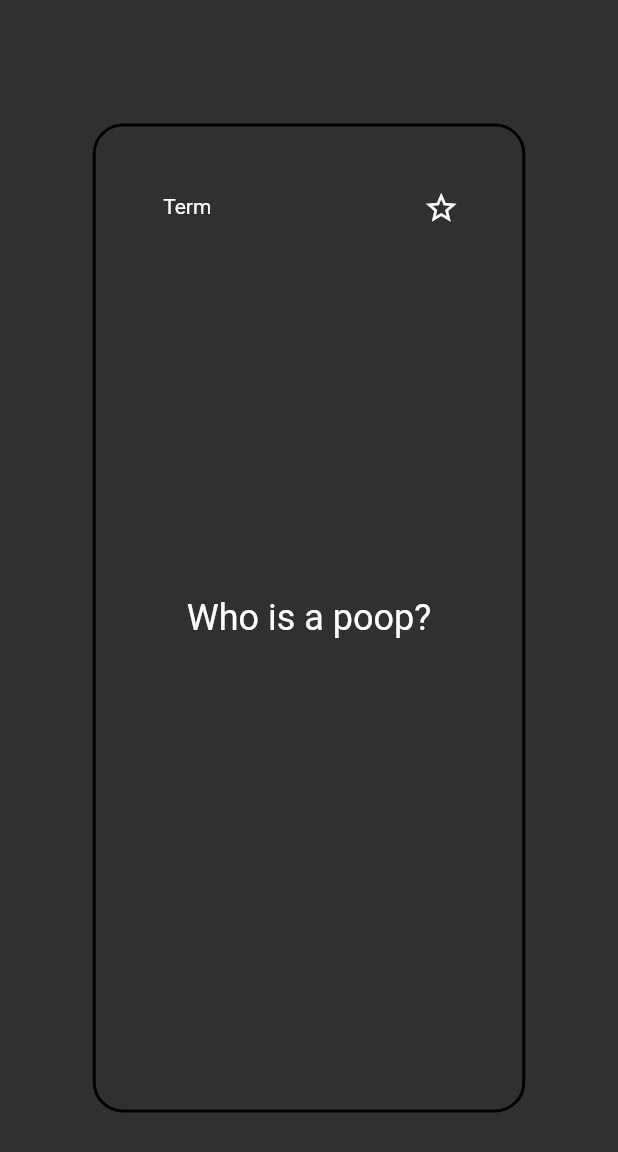
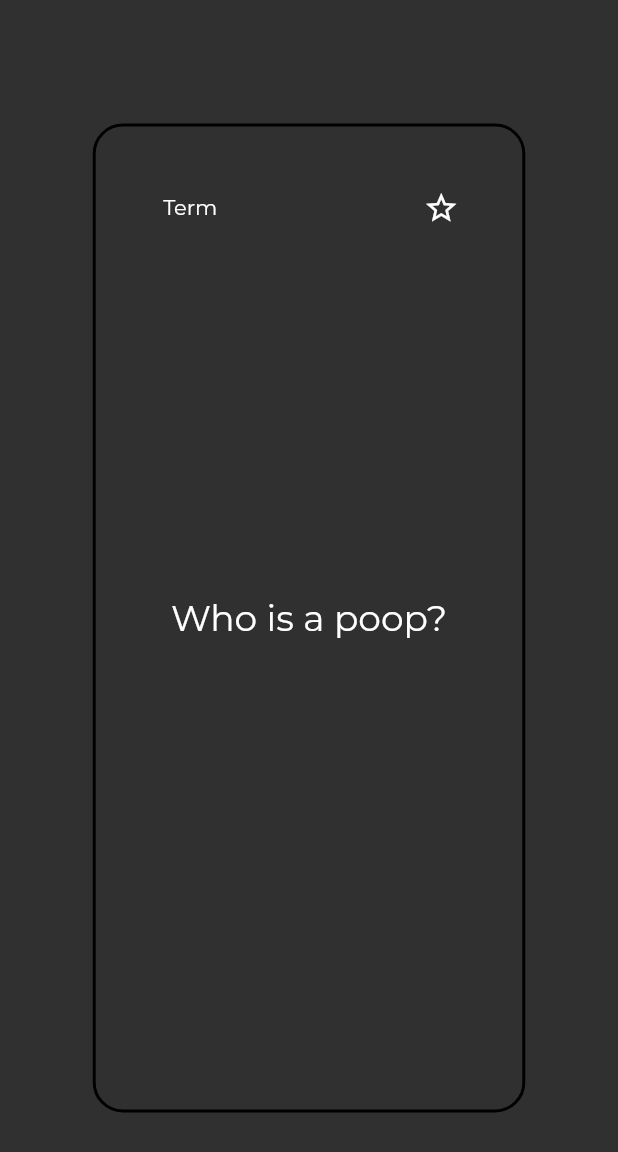
Before and after one commit to Daniel-Choi3810/study.AI, a Flutter app: the screen it shows after launch, on a phone screen of 412 x 824 dp. Shown: the top 1152 px of the screen. Run offline on Flutter 3.47's test engine with Material 2 defaults, Android fonts, the phone set to English and light mode, and no system bars; drawn by our look-alikes of flip_card; our stand-ins replace flutter_dotenv, flutter_riverpod, google_fonts.

Commit message:
changed default font theme to be montserrat

```diff
--- a/lib/main.dart
+++ b/lib/main.dart
@@ -1,6 +1,7 @@
 import 'package:flutter/material.dart';
 import 'package:flutter_dotenv/flutter_dotenv.dart';
 import 'package:flutter_riverpod/flutter_riverpod.dart';
+import 'package:google_fonts/google_fonts.dart';
 import 'package:intellistudy/view/pages/test_page.dart';
 
 void main() async {
@@ -21,7 +22,9 @@ class MyApp extends StatelessWidget {
     return MaterialApp(
       debugShowCheckedModeBanner: false,
       title: 'Study Buddy',
-      theme: ThemeData.dark(),
+      theme: ThemeData(
+          brightness: Brightness.dark,
+          fontFamily: GoogleFonts.montserrat().fontFamily),
       home: const TestPage(),
     );
   }
--- a/pubspec.yaml
+++ b/pubspec.yaml
@@ -42,6 +42,7 @@ dependencies:
   mocktail: ^0.3.0
   flip_card: ^0.6.0
   riverpod_annotation:
+  google_fonts: ^3.0.1
 dev_dependencies:
   riverpod_generator:
   build_runner:
```
Also changed, not shown: pubspec.lock.
